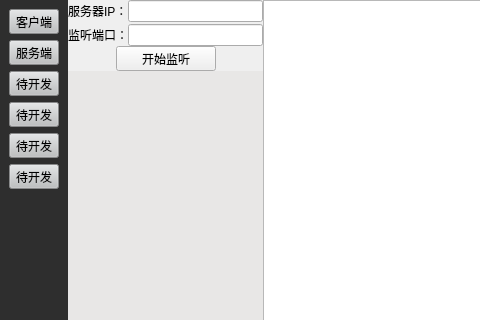
XiaoBigBro/text, file oct-23th/wechat.ui: the form before one commit; both pictures show x 0 to 480 and y 0 to 320 of the 1045 by 640 pixel window.
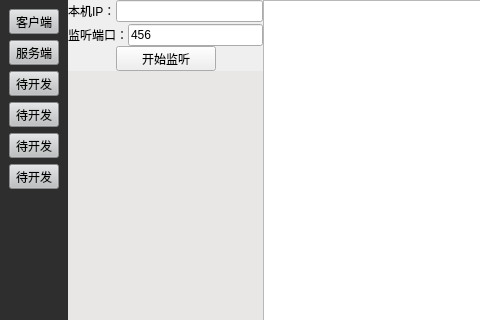
The form after the commit. The open tabs and pages were chosen to show the change.

Commit message: 实现基本TCP SOCKET通讯

Diff of the .ui file:
```diff
--- a/oct-23th/wechat.ui
+++ b/oct-23th/wechat.ui
@@ -496,12 +496,16 @@
                  <item>
                   <widget class="QLabel" name="label_3">
                    <property name="text">
-                    <string>服务器IP：</string>
+                    <string>本机IP：</string>
                    </property>
                   </widget>
                  </item>
                  <item>
-                  <widget class="QLineEdit" name="lineEdit_3"/>
+                  <widget class="QLineEdit" name="serverIpEdit">
+                   <property name="readOnly">
+                    <bool>true</bool>
+                   </property>
+                  </widget>
                  </item>
                 </layout>
                </item>
@@ -518,7 +522,11 @@
                   </widget>
                  </item>
                  <item>
-                  <widget class="QLineEdit" name="lineEdit_4"/>
+                  <widget class="QLineEdit" name="serverPortEdit">
+                   <property name="text">
+                    <string>456</string>
+                   </property>
+                  </widget>
                  </item>
                 </layout>
                </item>
```
Left out of the diff: 16 changed lines with no effect on the pictures. The commit also changes 1 other file.
